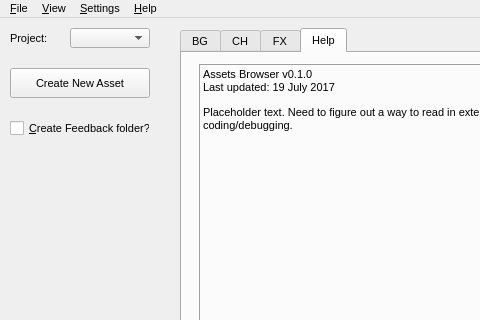
This is ui/main.ui in hueyyeng/AssetsBrowser as Qt 5 draws it before an edit; both pictures show x 0 to 480 and y 0 to 320 of the 800 by 600 pixel window. The edited form follows.
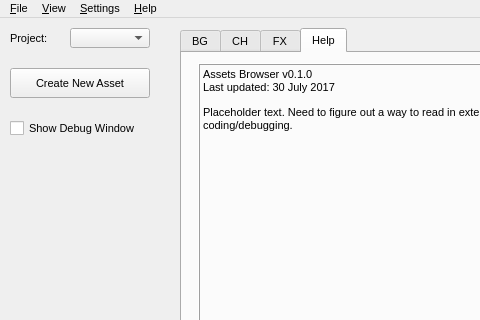
This is the edited form. The open tabs and pages were chosen to show the change.

Commit message: Rename checkBoxFeedback to checkBoxDebug. Replace createdir_feedback with show_debug.

```diff
--- a/ui/main.ui
+++ b/ui/main.ui
@@ -168,7 +168,7 @@
         <number>1</number>
        </property>
        <property name="text">
-        <string>&lt;html&gt;&lt;head/&gt;&lt;body&gt;&lt;p&gt;Assets Browser v0.1.0&lt;br/&gt;Last updated: 19 July 2017&lt;/p&gt;&lt;p&gt;Placeholder text. Need to figure out a way to read in external HTML file to keep the Python script lean for easier coding/debugging.&lt;/p&gt;&lt;/body&gt;&lt;/html&gt;</string>
+        <string>&lt;html&gt;&lt;head/&gt;&lt;body&gt;&lt;p&gt;Assets Browser v0.1.0&lt;br/&gt;Last updated: 30 July 2017&lt;/p&gt;&lt;p&gt;Placeholder text. Need to figure out a way to read in external HTML file to keep the Python script lean for easier coding/debugging.&lt;/p&gt;&lt;/body&gt;&lt;/html&gt;</string>
        </property>
        <property name="alignment">
         <set>Qt::AlignLeading|Qt::AlignLeft|Qt::AlignTop</set>
@@ -212,7 +212,7 @@
      </sizepolicy>
     </property>
     <property name="text">
-     <string>&amp;Create Feedback folder?</string>
+     <string>Show Debug Window</string>
     </property>
    </widget>
    <widget class="QLabel" name="labelProject">
```
Left out of the diff: 4 changed lines with no effect on the pictures. The commit also changes 3 other files.
